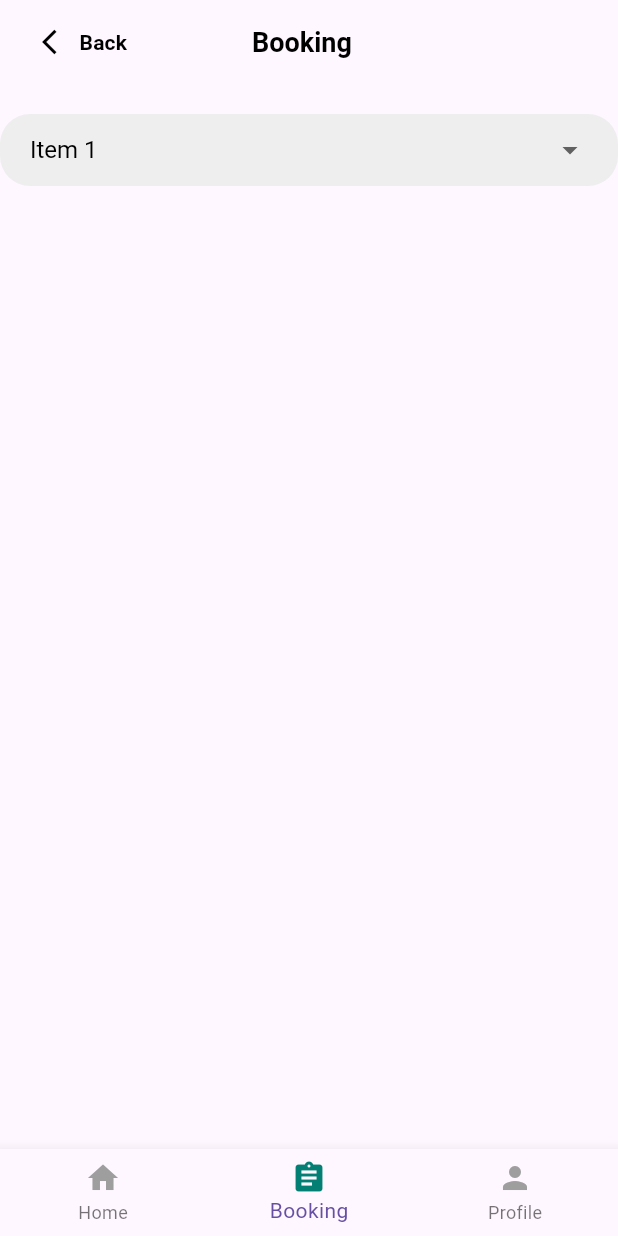
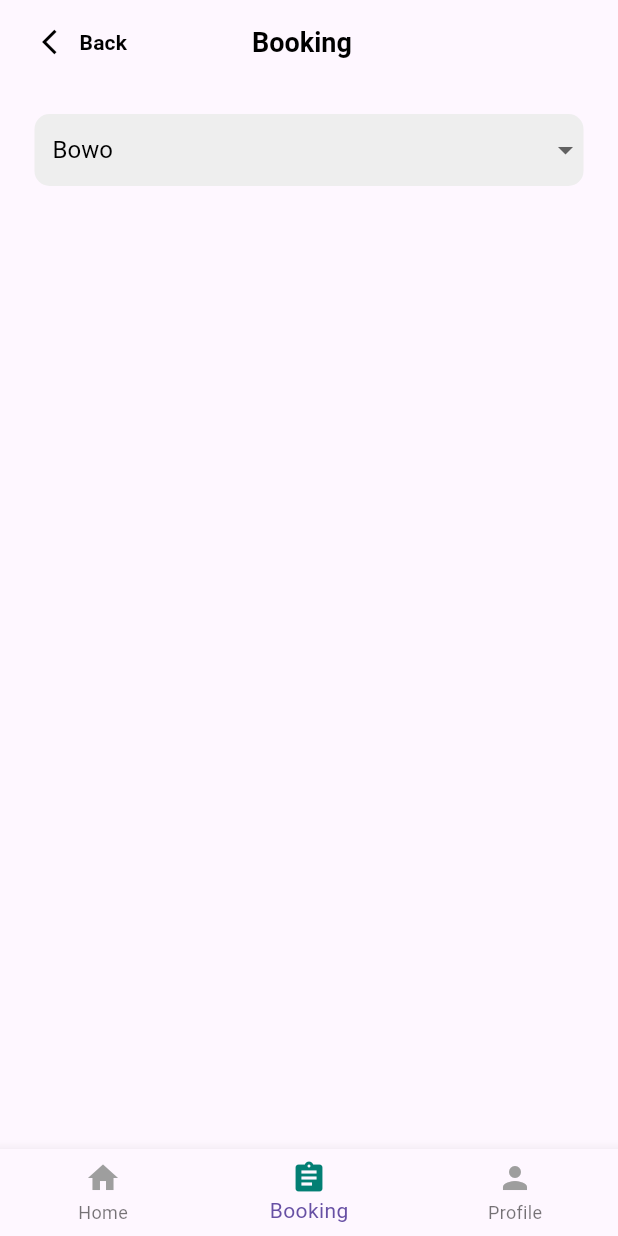
Before and after one commit to Rahardiann/bookingapps, a Flutter app: the Booking screen opened directly, on a phone screen of 412 x 824 dp. Run offline on Flutter 3.47's test engine with Material 3 defaults, Android fonts, the phone set to English and light mode, and no system bars; our stand-ins replace carousel_slider.

```diff
--- a/lib/view/booking.dart
+++ b/lib/view/booking.dart
@@ -11,14 +11,14 @@ class Booking extends StatefulWidget {
 
 class _BookingState extends State<Booking> {
   int _bottomNavCurrentIndex = 1;
- String _selectedItem = 'Item 1'; // Inisialisasi _selectedItem
+ String _selectedItem = 'Bowo';
 
 
   List<String> _items = [
-    'Item 1',
-    'Item 2',
-    'Item 3',
-    'Item 4',
+    'Bowo',
+    'Budi',
+    'Sugeng',
+    'Dian',
   ];
 
   @override
@@ -69,11 +69,12 @@ class _BookingState extends State<Booking> {
       body: ListView(
         children: [
           SizedBox(height: 20),
-          Container(
-            padding: EdgeInsets.symmetric(horizontal: 20),
+         Container(
+            margin: EdgeInsets.symmetric(
+                horizontal: 23), // Tambahkan margin horizontal
             decoration: BoxDecoration(
               color: Colors.grey[200], // Warna latar belakang abu-abu
-              borderRadius: BorderRadius.circular(20), // Radius sudut 20px
+              borderRadius: BorderRadius.circular(10), // Radius sudut 20px
             ),
             child: Center(
               child: DropdownButton<String>(
@@ -100,9 +101,9 @@ class _BookingState extends State<Booking> {
                 items: _items.map<DropdownMenuItem<String>>((String value) {
                   return DropdownMenuItem<String>(
                     value: value,
-                    child: Container(
-                      width: double
-                          .infinity, // membuat teks dropdown memenuhi lebar dropdown
+                    child: Padding(
+                      padding: EdgeInsets.symmetric(
+                          horizontal: 12, vertical: 8), // Tambahkan padding
                       child: Text(value),
                     ),
                   );
@@ -110,6 +111,8 @@ class _BookingState extends State<Booking> {
               ),
             ),
           ),
+
+
 
         ],
       ),
```
